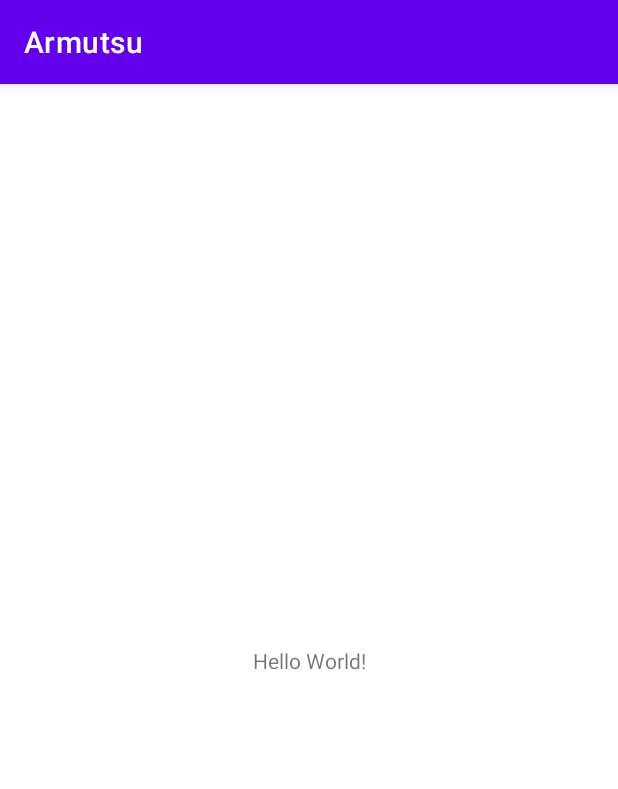
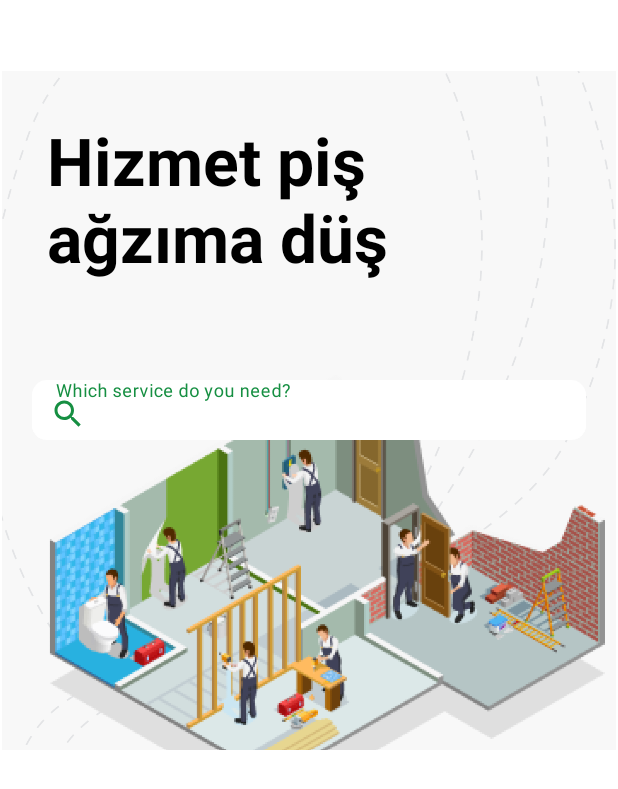
Before and after one commit to gulsahsevinel/armutsu, an Android app: the screen it shows after launch (MainActivity), on a phone screen of 412 x 824 dp. Shown: the top 789 px of the screen. Run offline under Robolectric (Android 15) with nearby library versions, the phone set to English and light mode, and no system bars; our stand-ins replace data binding.

Commit message:
hoem page - search bar, header design

```diff
--- a/app/build.gradle
+++ b/app/build.gradle
@@ -54,5 +54,23 @@ dependencies {
     //Json Parsin
     implementation 'com.google.code.gson:gson:2.8.7'
     implementation 'com.squareup.retrofit2:converter-gson:2.9.0'
+    //
+    implementation 'androidx.legacy:legacy-support-v4:1.0.0'
+    implementation 'androidx.navigation:navigation-fragment-ktx:2.3.5'
+    implementation 'androidx.navigation:navigation-ui-ktx:2.3.5'
+    // ViewModel
+    implementation "androidx.lifecycle:lifecycle-viewmodel-ktx:$lifecycle_version"
+    // LiveData
+    implementation("androidx.lifecycle:lifecycle-livedata-ktx:$lifecycle_version")
+    // alternately - if using Java8, use the following instead of lifecycle-compiler
+    implementation("androidx.lifecycle:lifecycle-common-java8:$lifecycle_version")
+    //activity ktx
+    implementation("androidx.activity:activity-ktx:$activity_version")
+
+    //Navigation Component
+    implementation "androidx.navigation:navigation-fragment-ktx:2.3.5"
+    implementation "androidx.navigation:navigation-ui-ktx:2.3.5"
+    //picasso
+    implementation 'com.squareup.picasso:picasso:2.71828'
 
 }
--- a/app/src/main/java/com/gulsah/armutsu/model/Home.kt
+++ b/app/src/main/java/com/gulsah/armutsu/model/Home.kt
@@ -6,9 +6,12 @@ import com.google.gson.annotations.SerializedName
 data class Home(
     @SerializedName("all_services")
     @Expose
-    var allServices: List<Services>,
+    var allServicesList: List<Services>,
+    @SerializedName("popular")
+    @Expose
+    var popularList: List<Services>,
     @SerializedName("posts")
     @Expose
-    var posts: List<Posts>
+    var postsList: List<Posts>
 ) {
 }
--- /dev/null
+++ b/app/src/main/java/com/gulsah/armutsu/repo/HomeRepository.kt
@@ -0,0 +1,4 @@
+package com.gulsah.armutsu.repo
+
+class HomeRepository {
+}
--- /dev/null
+++ b/app/src/main/java/com/gulsah/armutsu/view/HomeFragment.kt
@@ -0,0 +1,22 @@
+package com.gulsah.armutsu.view
+
+import android.os.Bundle
+import androidx.fragment.app.Fragment
+import android.view.LayoutInflater
+import android.view.View
+import android.view.ViewGroup
+import com.gulsah.armutsu.R
+
+
+class HomeFragment : Fragment() {
+
+
+    override fun onCreateView(
+        inflater: LayoutInflater, container: ViewGroup?,
+        savedInstanceState: Bundle?
+    ): View? {
+        // Inflate the layout for this fragment
+        return inflater.inflate(R.layout.fragment_home, container, false)
+    }
+
+}
--- /dev/null
+++ b/app/src/main/res/drawable/ic_baseline_search.xml
@@ -0,0 +1,5 @@
+<vector android:height="24dp" android:tint="#168F42"
+    android:viewportHeight="24" android:viewportWidth="24"
+    android:width="24dp" xmlns:android="http://schemas.android.com/apk/res/android">
+    <path android:fillColor="@android:color/white" android:pathData="M15.5,14h-0.79l-0.28,-0.27C15.41,12.59 16,11.11 16,9.5 16,5.91 13.09,3 9.5,3S3,5.91 3,9.5 5.91,16 9.5,16c1.61,0 3.09,-0.59 4.23,-1.57l0.27,0.28v0.79l5,4.99L20.49,19l-4.99,-5zM9.5,14C7.01,14 5,11.99 5,9.5S7.01,5 9.5,5 14,7.01 14,9.5 11.99,14 9.5,14z"/>
+</vector>
--- /dev/null
+++ b/app/src/main/res/drawable/search_shape_style.xml
@@ -0,0 +1,6 @@
+<?xml version="1.0" encoding="utf-8"?>
+<shape xmlns:android="http://schemas.android.com/apk/res/android"
+    android:shape="rectangle">
+    <solid android:color="@color/white" />
+    <corners android:radius="10dp" />
+</shape>
--- a/app/src/main/res/layout/activity_main.xml
+++ b/app/src/main/res/layout/activity_main.xml
@@ -6,13 +6,16 @@
     android:layout_height="match_parent"
     tools:context=".MainActivity">
 
-    <TextView
-        android:layout_width="wrap_content"
-        android:layout_height="wrap_content"
-        android:text="Hello World!"
+    <androidx.fragment.app.FragmentContainerView
+        android:id="@+id/fragmentContainerView"
+        android:name="androidx.navigation.fragment.NavHostFragment"
+        android:layout_width="409dp"
+        android:layout_height="729dp"
+        app:defaultNavHost="true"
         app:layout_constraintBottom_toBottomOf="parent"
-        app:layout_constraintLeft_toLeftOf="parent"
-        app:layout_constraintRight_toRightOf="parent"
-        app:layout_constraintTop_toTopOf="parent" />
-
+        app:layout_constraintEnd_toEndOf="parent"
+        app:layout_constraintHorizontal_bias="0.5"
+        app:layout_constraintStart_toStartOf="parent"
+        app:layout_constraintTop_toTopOf="parent"
+        app:navGraph="@navigation/navigation" />
 </androidx.constraintlayout.widget.ConstraintLayout>
--- /dev/null
+++ b/app/src/main/res/layout/fragment_home.xml
@@ -0,0 +1,67 @@
+<?xml version="1.0" encoding="utf-8"?>
+<layout xmlns:android="http://schemas.android.com/apk/res/android"
+    xmlns:app="http://schemas.android.com/apk/res-auto"
+    xmlns:tools="http://schemas.android.com/tools">
+
+    <LinearLayout
+        android:layout_width="match_parent"
+        android:layout_height="match_parent"
+        android:orientation="vertical"
+        tools:context=".view.HomeFragment">
+
+        <ScrollView
+            android:layout_width="match_parent"
+            android:layout_height="match_parent">
+
+            <LinearLayout
+                android:layout_width="match_parent"
+                android:layout_height="wrap_content"
+                android:orientation="vertical">
+
+                <FrameLayout
+                    android:layout_width="match_parent"
+                    android:layout_height="wrap_content">
+
+                    <ImageView
+                        android:layout_width="match_parent"
+                        android:layout_height="match_parent"
+                        android:adjustViewBounds="true"
+                        android:background="@color/light_grey"
+                        android:scaleType="centerCrop"
+                        android:src="@drawable/header" />
+
+                    <TextView
+                        android:layout_width="240dp"
+                        android:layout_height="wrap_content"
+                        android:layout_gravity="start"
+                        android:layout_margin="30dp"
+                        android:text="Hizmet piş ağzıma düş"
+                        android:textColor="@color/black"
+                        android:textSize="44sp"
+                        android:textStyle="bold" />
+
+                    <com.google.android.material.textfield.TextInputLayout
+                        style="@style/Widget.MaterialComponents.TextInputLayout.OutlinedBox"
+                        android:layout_width="match_parent"
+                        android:layout_height="40dp"
+                        android:layout_gravity="center"
+                        android:layout_marginHorizontal="20dp"
+                        android:background="@drawable/search_shape_style"
+                        android:hint="Which service do you need?"
+                        app:startIconDrawable="@drawable/ic_baseline_search"
+                        app:startIconTint="@color/green">
+
+                        <com.google.android.material.textfield.TextInputEditText
+                            android:layout_width="match_parent"
+                            android:layout_height="match_parent"
+                            android:background="@drawable/search_shape_style" />
+                    </com.google.android.material.textfield.TextInputLayout>
+
+
+                </FrameLayout>
+            </LinearLayout>
+        </ScrollView>
+
+
+    </LinearLayout>
+</layout>
--- /dev/null
+++ b/app/src/main/res/navigation/navigation.xml
@@ -0,0 +1,13 @@
+<?xml version="1.0" encoding="utf-8"?>
+<navigation xmlns:android="http://schemas.android.com/apk/res/android"
+    xmlns:app="http://schemas.android.com/apk/res-auto"
+    xmlns:tools="http://schemas.android.com/tools"
+    android:id="@+id/navigation"
+    app:startDestination="@id/homeFragment">
+
+    <fragment
+        android:id="@+id/homeFragment"
+        android:name="com.gulsah.armutsu.view.HomeFragment"
+        android:label="fragment_home"
+        tools:layout="@layout/fragment_home" />
+</navigation>
--- a/app/src/main/res/values-night/themes.xml
+++ b/app/src/main/res/values-night/themes.xml
@@ -1,6 +1,6 @@
 <resources xmlns:tools="http://schemas.android.com/tools">
     <!-- Base application theme. -->
-    <style name="Theme.Armutsu" parent="Theme.MaterialComponents.DayNight.DarkActionBar">
+    <style name="Theme.Armutsu" parent="Theme.MaterialComponents.DayNight.NoActionBar">
         <!-- Primary brand color. -->
         <item name="colorPrimary">@color/purple_200</item>
         <item name="colorPrimaryVariant">@color/purple_700</item>
--- a/app/src/main/res/values/colors.xml
+++ b/app/src/main/res/values/colors.xml
@@ -7,4 +7,6 @@
     <color name="teal_700">#FF018786</color>
     <color name="black">#FF000000</color>
     <color name="white">#FFFFFFFF</color>
+    <color name="light_grey">#f8f8f8</color>
+    <color name="green">#168f42</color>
 </resources>
--- a/app/src/main/res/values/strings.xml
+++ b/app/src/main/res/values/strings.xml
@@ -1,3 +1,5 @@
 <resources>
     <string name="app_name">Armutsu</string>
+    <!-- TODO: Remove or change this placeholder text -->
+    <string name="hello_blank_fragment">Hello blank fragment</string>
 </resources>
--- a/app/src/main/res/values/themes.xml
+++ b/app/src/main/res/values/themes.xml
@@ -1,9 +1,9 @@
 <resources xmlns:tools="http://schemas.android.com/tools">
     <!-- Base application theme. -->
-    <style name="Theme.Armutsu" parent="Theme.MaterialComponents.DayNight.DarkActionBar">
+    <style name="Theme.Armutsu" parent="Theme.MaterialComponents.DayNight.NoActionBar">
         <!-- Primary brand color. -->
-        <item name="colorPrimary">@color/purple_500</item>
-        <item name="colorPrimaryVariant">@color/purple_700</item>
+        <item name="colorPrimary">@color/green</item>
+        <item name="colorPrimaryVariant">@color/green</item>
         <item name="colorOnPrimary">@color/white</item>
         <!-- Secondary brand color. -->
         <item name="colorSecondary">@color/teal_200</item>
```
Also changed, not shown: app/src/main/res/drawable/header.png (added).
